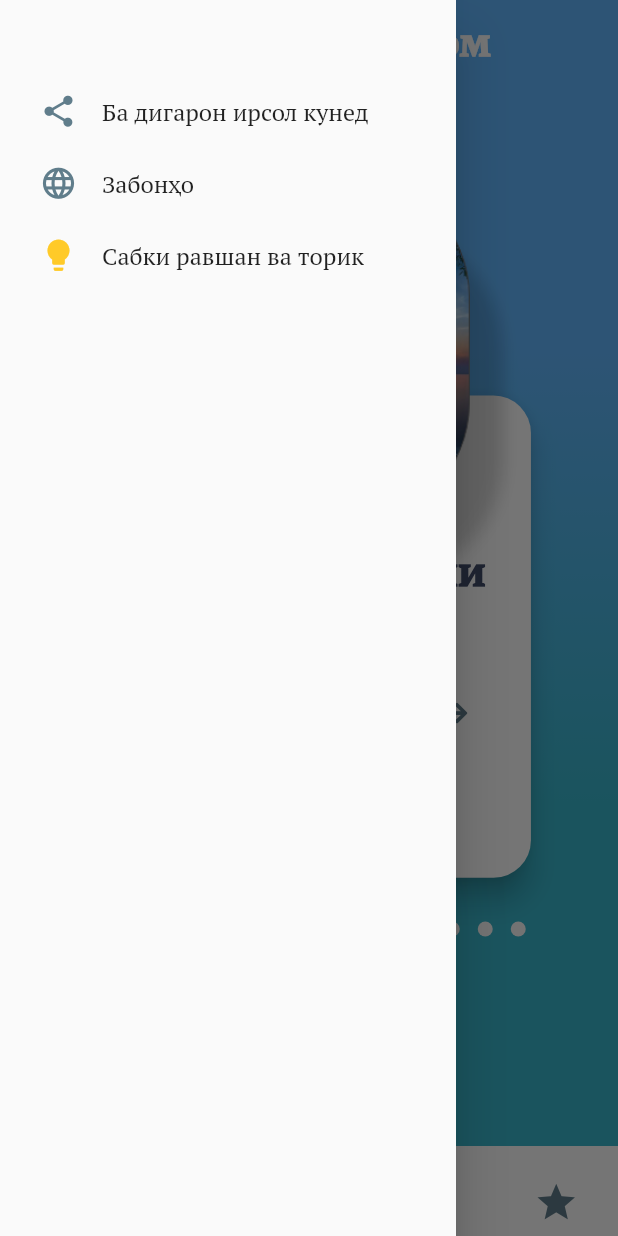
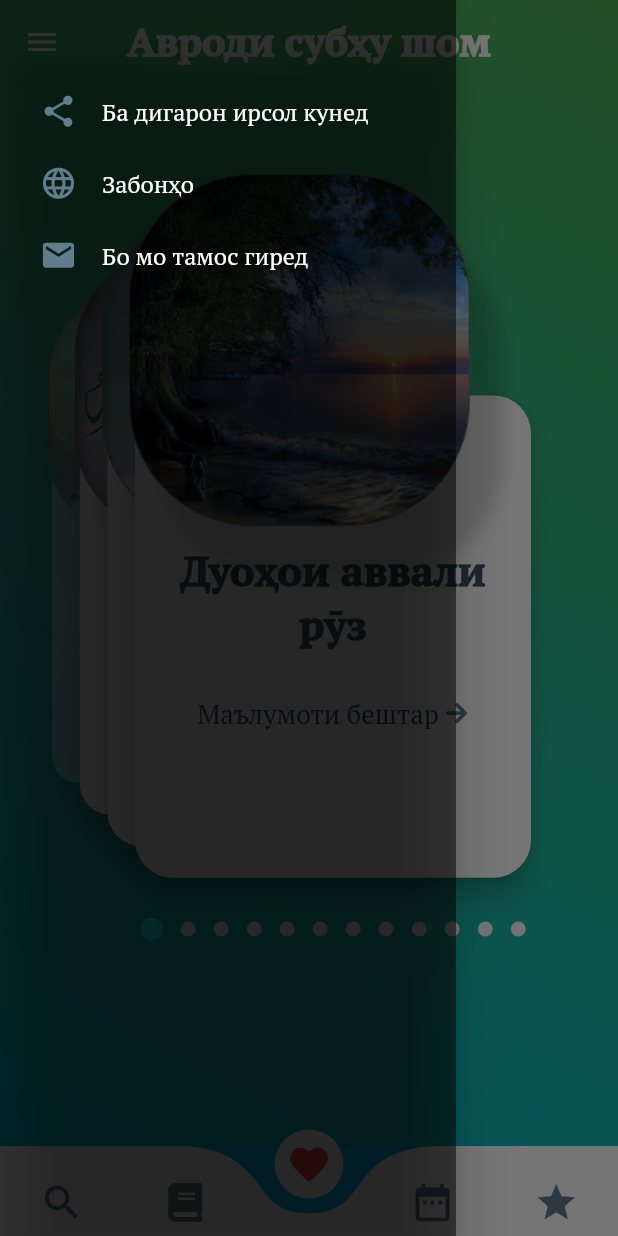
Before and after one commit to Sadid-USN/avrod, a Flutter app: the screen it shows after launch, in the side drawer, after a tap on the "share" icon, on a phone screen of 412 x 824 dp. Run offline on Flutter 3.47's test engine with Material 2 defaults, Android fonts, the phone set to English and light mode, and no system bars; drawn by our look-alikes of animated_text_kit, curved_navigation_bar; our stand-ins replace cached_network_image, flutter_swiper, font_awesome_flutter, google_fonts, hijri, hive and 7 more; missing offline and left inert: animate_icons, clipboard, hijri_picker; accounts and stored records are empty.

Commit message:
changed gradient color

```diff
--- /dev/null
+++ b/lib/colors/gradient_class.dart
@@ -0,0 +1,20 @@
+import 'package:flutter/material.dart';
+
+BoxDecoration mygGradient = const BoxDecoration(
+    gradient: LinearGradient(
+  begin: Alignment.topRight,
+  end: Alignment.bottomLeft,
+  colors: [
+    Colors.green,
+    Colors.cyan,
+  ],
+));
+
+BoxDecoration favoriteGradient = const BoxDecoration(
+    gradient: LinearGradient(
+        begin: Alignment.topLeft,
+        end: Alignment.topRight,
+        colors: [
+     Colors.green,
+    Colors.cyan,
+    ]));
--- a/lib/models/drawer_model.dart
+++ b/lib/models/drawer_model.dart
@@ -1,5 +1,6 @@
 import 'package:flutter/material.dart';
-import 'package:url_launcher/url_launcher.dart';
+import 'package:share/share.dart';
+
 
 class DrawerModel extends StatefulWidget {
   const DrawerModel({Key? key}) : super(key: key);
@@ -9,21 +10,13 @@ class DrawerModel extends StatefulWidget {
 }
 
 class _DrawerModelState extends State<DrawerModel> {
-  final bool _switch = false;
-  final ThemeData _dark = ThemeData(brightness: Brightness.dark);
-  final ThemeData _light = ThemeData(brightness: Brightness.light);
-  final String _lounchUrl =
-      'https://play.google.com/store/apps/details?id=com.darulasar.avrod';
-  Future<void> _launchInBrowser(String url) async {
-    if (await canLaunch(url)) {
-      await launch(url,
-          forceSafariVC: false,
-          forceWebView: false,
-          headers: <String, String>{'header_key': 'header_value'});
-    } else {
-      throw 'Пайванд кушода нашуд $url';
-    }
-  }
+
+
+  // final bool _switch = false;
+  // final ThemeData _dark = ThemeData(brightness: Brightness.dark);
+  // final ThemeData _light = ThemeData(brightness: Brightness.light);
+
+
 
   @override
   Widget build(BuildContext context) {
@@ -33,9 +26,7 @@ class _DrawerModelState extends State<DrawerModel> {
           children: [
             IconButton(
                 onPressed: () {
-                  setState(() {
-                    _launchInBrowser(_lounchUrl);
-                  });
+                  Share.share('Барномаи «Avrod» дуоҳои саҳеҳи набави (ﷺ) бо забони тоҷикӣ, ба дустону наздикони худ равон кунед, чун роҳнамоӣ ба амали хайр дар савоб монанди анҷомдиҳандаи он аст.\nhttps://play.google.com/store/apps/details?id=com.darulasar.avrod');
                 },
                 icon: const Icon(
                   Icons.share,
@@ -47,7 +38,7 @@ class _DrawerModelState extends State<DrawerModel> {
             ),
             const Text(
               'Ба дигарон ирсол кунед',
-              style: TextStyle(fontSize: 16),
+              style: TextStyle(fontSize: 16, color: Colors.white),
             ),
           ],
         ),
@@ -67,33 +58,25 @@ class _DrawerModelState extends State<DrawerModel> {
             ),
             const Text(
               'Забонҳо',
-              style: TextStyle(fontSize: 16),
+              style: TextStyle(fontSize: 16, color: Colors.white),
             )
           ],
         ),
         Row(
           children: [
             IconButton(
-                onPressed: () {
-                  setState(() {
-                    if (_switch == false) {
-                      _light;
-                    } else {
-                      _dark;
-                    }
-                  });
-                },
-                icon: Icon(
-                  Icons.lightbulb,
-                  color: Colors.amber[400],
+                onPressed: () {},
+                icon: const Icon(
+                  Icons.mail,
+                  color: Colors.blueGrey,
                   size: 25,
                 )),
             const SizedBox(
               width: 5,
             ),
             const Text(
-              'Сабки равшан ва торик',
-              style: TextStyle(fontSize: 16),
+              'Бо мо тамос гиред',
+              style: TextStyle(fontSize: 16, color: Colors.white),
             )
           ],
         ),
--- a/lib/screens/home_page.dart
+++ b/lib/screens/home_page.dart
@@ -2,6 +2,7 @@
 
 import 'package:animated_text_kit/animated_text_kit.dart';
 import 'package:avrod/colors/colors.dart';
+import 'package:avrod/colors/gradient_class.dart';
 import 'package:avrod/data/book_class.dart';
 import 'package:avrod/data/book_map.dart';
 import 'package:avrod/models/drawer_model.dart';
@@ -67,18 +68,17 @@ class _HomePageState extends State<HomePage> {
 
   final colorizeTextStyle =
       TextStyle(fontSize: 19.sp, fontWeight: FontWeight.w900);
+
   @override
   Widget build(BuildContext context) {
     return Scaffold(
         drawer: Drawer(
+          backgroundColor: Colors.black54,
           child: Padding(
             padding: const EdgeInsets.only(left: 15, top: 50),
             child: Column(
                 crossAxisAlignment: CrossAxisAlignment.start,
-                children: const [
-                  DrawerModel()
-
-                  ]),
+                children: const [DrawerModel()]),
           ),
         ),
         extendBodyBehindAppBar: true,
@@ -97,12 +97,7 @@ class _HomePageState extends State<HomePage> {
         backgroundColor: gradientEndColor,
         body: Container(
           height: double.maxFinite,
-          decoration: const BoxDecoration(
-              gradient: LinearGradient(
-                  colors: [gradientStartColor, gradientEndColor],
-                  begin: Alignment.topCenter,
-                  end: Alignment.bottomCenter,
-                  stops: [0.3, 0.7])),
+          decoration: mygGradient,
           child: FutureBuilder<List<Book>>(
             future: BookMap.getBookLocally(context),
             builder: (contex, snapshot) {
@@ -260,7 +255,7 @@ class _HomePageState extends State<HomePage> {
           buttonBackgroundColor: Colors.white,
           height: 60,
           index: selectedIndex,
-          backgroundColor: Colors.transparent,
+          backgroundColor: const Color(0xff00B8EA),
           items: navItems,
           onTap: (index) {
             //Handle button tap
--- a/pubspec.yaml
+++ b/pubspec.yaml
@@ -15,7 +15,7 @@ publish_to: 'none' # Remove this line if you wish to publish to pub.dev
 # In iOS, build-name is used as CFBundleShortVersionString while build-number used as CFBundleVersion.
 # Read more about iOS versioning at
 # https://developer.apple.com/library/archive/documentation/General/Reference/InfoPlistKeyReference/Articles/CoreFoundationKeys.html
-version: 1.0.0+4
+version: 1.0.0+5
 
 environment:
   sdk: ">=2.12.0 <3.0.0"
@@ -54,6 +54,8 @@ dependencies:
   hijri_picker: ^3.0.0
   table_calendar: ^3.0.2
   url_launcher: ^6.0.12
+  share: ^2.0.4
+  simple_animations: ^4.0.1
 
 
 
```
Also changed, not shown: lib/Calendars/calendar_hijri.dart (+24 -1 lines), lib/Calendars/gregorian_calendar.dart (+11 -3 lines), lib/screens/books_online_screen.dart (+7 -1 lines), lib/screens/chapter_screen.dart (+5 -14 lines), lib/screens/favorite_chapter_screen.dart (+13 -14 lines), lib/screens/search_screen.dart (+20 -18 lines), lib/screens/text_screen.dart (+54 -62 lines), images/back.png (added), images/bag.png (added), images/bg.png (added), images/graybg.png (added), images/masjedbg.png (added), images/mekkah.png (added), images/moonicon.png (added), 3 more files.
